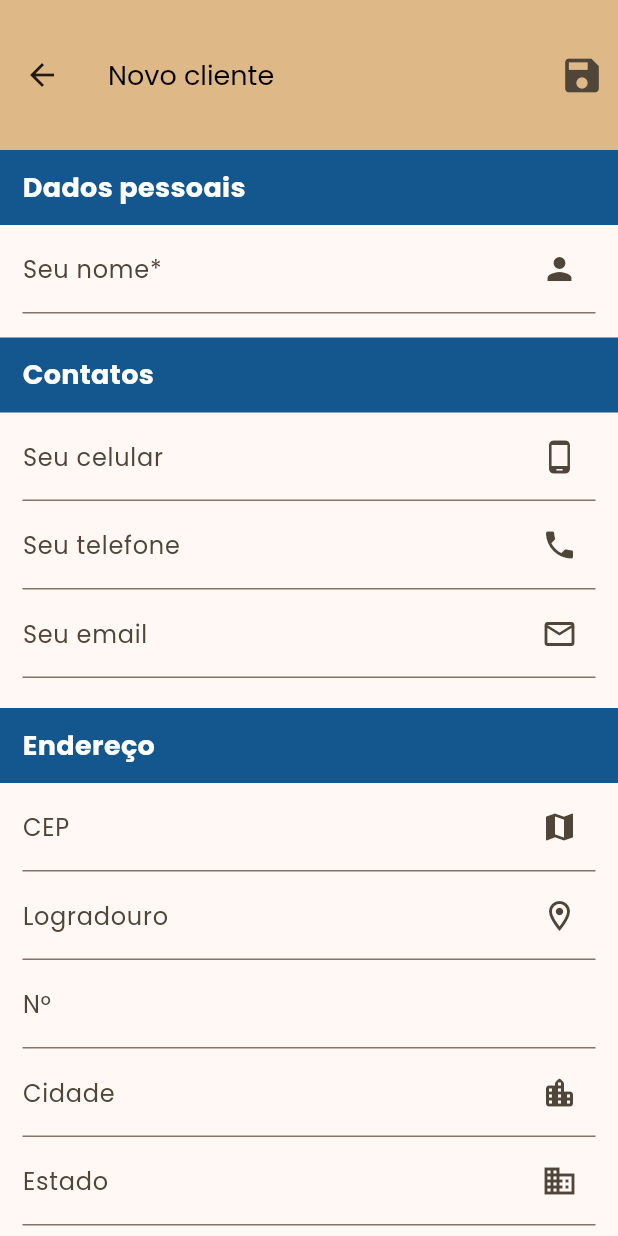
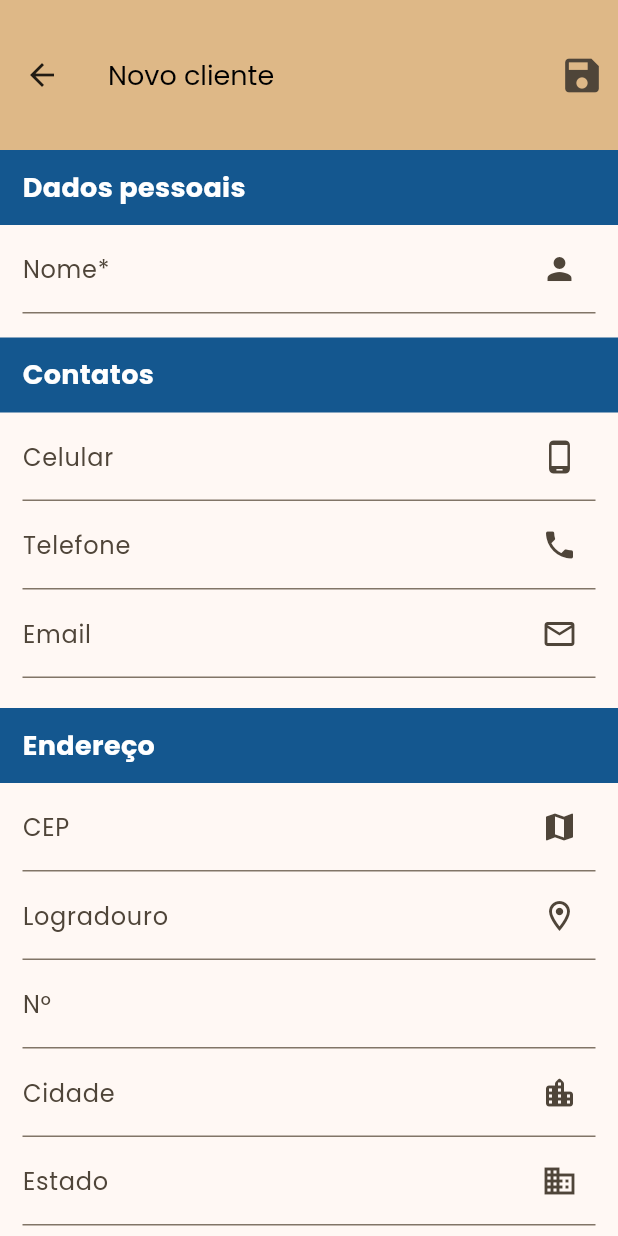
Before and after one commit to Jo-Analyst/js-budget, a Flutter app: the ClientFormPage screen opened by its route, on a phone screen of 412 x 824 dp. Run offline on Flutter 3.47's test engine with Material 3 defaults, Android fonts, the light colour scheme and no system bars; our stand-ins replace animated_text_kit, flutter_masked_text2, font_awesome_flutter, mask_text_input_formatter, sqflite; missing offline and left inert: validatorless; accounts and stored records are empty.

Commit message:
Valindando o form

```diff
--- a/lib/src/models/material_model.dart
+++ b/lib/src/models/material_model.dart
@@ -6,7 +6,7 @@ part 'material_model.g.dart';
 class MaterialModel {
   final int id;
   final String name;
-  final String type;
+  final String? type;
   final String unit;
   final double price;
   final int quantity;
@@ -16,7 +16,7 @@ class MaterialModel {
   MaterialModel({
     this.id = 0,
     required this.name,
-    required this.type,
+    this.type,
     required this.unit,
     required this.price,
     required this.quantity,
--- a/lib/src/pages/client/client_form_page.dart
+++ b/lib/src/pages/client/client_form_page.dart
@@ -5,6 +5,7 @@ import 'package:js_budget/src/pages/widgets/form_details.dart';
 import 'package:js_budget/src/themes/light_theme.dart';
 import 'package:js_budget/src/utils/upper_case_text_formatter.dart';
 import 'package:mask_text_input_formatter/mask_text_input_formatter.dart';
+import 'package:validatorless/validatorless.dart';
 
 class ClientFormPage extends StatefulWidget {
   const ClientFormPage({super.key});
@@ -15,6 +16,8 @@ class ClientFormPage extends StatefulWidget {
 
 class _ClientFormPageState extends State<ClientFormPage>
     with ClientFormController {
+  final formKey = GlobalKey<FormState>();
+
   @override
   void dispose() {
     super.dispose();
@@ -26,7 +29,9 @@ class _ClientFormPageState extends State<ClientFormPage>
     return Scaffold(
       appBar: AppBar(title: const Text('Novo cliente'), actions: [
         IconButton(
-          onPressed: () {},
+          onPressed: () {
+            formKey.currentState!.validate();
+          },
           icon: const Icon(
             Icons.save,
             size: 30,
@@ -34,6 +39,8 @@ class _ClientFormPageState extends State<ClientFormPage>
         )
       ]),
       body: SingleChildScrollView(
+        child: Form(
+          key: formKey,
           child: Column(
             crossAxisAlignment: CrossAxisAlignment.stretch,
             children: [
@@ -46,7 +53,7 @@ class _ClientFormPageState extends State<ClientFormPage>
                     keyboardType: TextInputType.name,
                     textCapitalization: TextCapitalization.words,
                     decoration: const InputDecoration(
-                    labelText: 'Seu nome*',
+                      labelText: 'Nome*',
                       suffixIcon: Icon(Icons.person),
                       labelStyle: TextStyle(fontFamily: 'Poppins'),
                     ),
@@ -56,6 +63,8 @@ class _ClientFormPageState extends State<ClientFormPage>
                       ),
                     ],
                     style: textStyleSmallDefault,
+                    validator:
+                        Validatorless.required('Nome do cliente obrigátório'),
                   )
                 ],
               ),
@@ -68,7 +77,7 @@ class _ClientFormPageState extends State<ClientFormPage>
                     onTapOutside: (_) => FocusScope.of(context).unfocus(),
                     keyboardType: TextInputType.phone,
                     decoration: const InputDecoration(
-                    labelText: 'Seu celular',
+                      labelText: 'Celular',
                       suffixIcon: Icon(Icons.phone_android),
                       labelStyle: TextStyle(fontFamily: 'Poppins'),
                     ),
@@ -82,7 +91,7 @@ class _ClientFormPageState extends State<ClientFormPage>
                     onTapOutside: (_) => FocusScope.of(context).unfocus(),
                     keyboardType: TextInputType.phone,
                     decoration: const InputDecoration(
-                    labelText: 'Seu telefone',
+                      labelText: 'Telefone',
                       suffixIcon: Icon(Icons.phone),
                       labelStyle: TextStyle(fontFamily: 'Poppins'),
                     ),
@@ -96,7 +105,7 @@ class _ClientFormPageState extends State<ClientFormPage>
                     onTapOutside: (_) => FocusScope.of(context).unfocus(),
                     keyboardType: TextInputType.emailAddress,
                     decoration: const InputDecoration(
-                    labelText: 'Seu email',
+                      labelText: 'Email',
                       suffixIcon: Icon(Icons.mail_outline),
                       labelStyle: TextStyle(fontFamily: 'Poppins'),
                     ),
@@ -170,6 +179,7 @@ class _ClientFormPageState extends State<ClientFormPage>
             ],
           ),
         ),
+      ),
     );
   }
 }
--- a/lib/src/pages/material/material_detail/material_details_page.dart
+++ b/lib/src/pages/material/material_detail/material_details_page.dart
@@ -54,7 +54,9 @@ class MaterialDetailsPage extends StatelessWidget {
                 ),
                 InfoWidget(
                   title: 'Tipo de material',
-                  text: material.type,
+                  text: material.type ?? '',
+                  isNull: material.type == null,
+                  isEmpty: material.type?.isEmpty ?? false,
                 ),
                 InfoWidget(
                   title: 'Unidade de medida',
--- a/lib/src/pages/material/material_form_controller.dart
+++ b/lib/src/pages/material/material_form_controller.dart
@@ -24,7 +24,7 @@ mixin MaterialFormController on State<MaterialFormPage> {
 
   void initilizeForm(MaterialModel material) {
     nameEC.text = material.name;
-    typeMaterialEC.text = material.type;
+    typeMaterialEC.text = material.type ?? '';
     unitMaterialEC.text = material.unit;
     quantityInStockEC.text = material.quantity.toString();
     priceMaterialEC.updateValue(material.price);
```
Also changed, not shown: lib/src/models/material_model.g.dart. Lines whose indentation alone changed are shown as unchanged.
